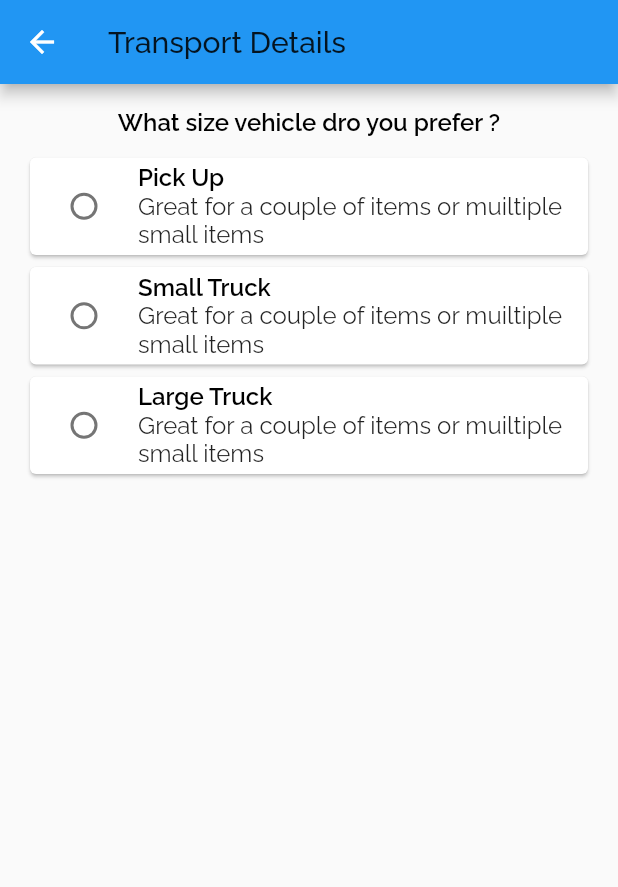
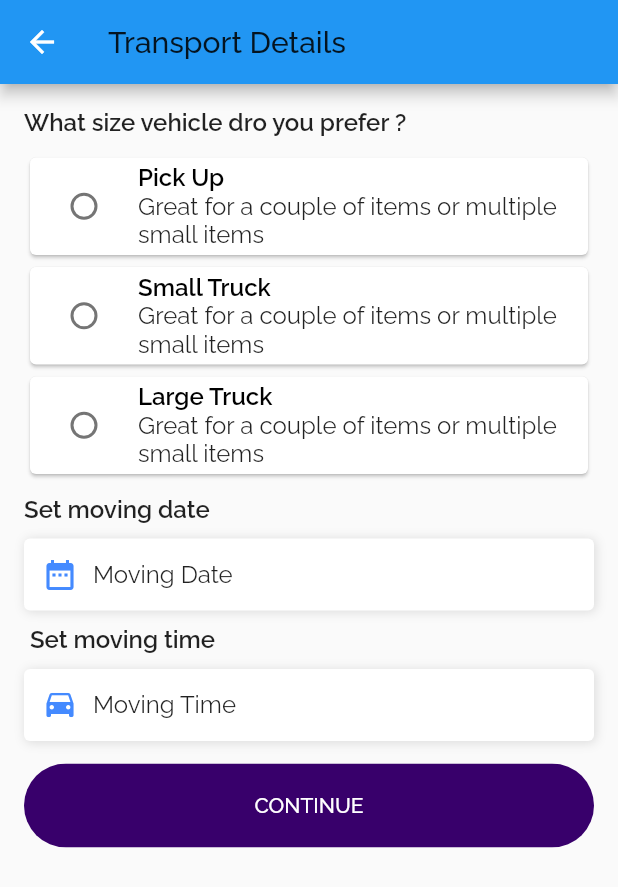
Before and after one commit to mulwa/Movers, a Flutter app: the screen it shows after launch, after a tap on "CONTINUE", on a phone screen of 412 x 824 dp. Shown: the top 887 px of the screen. Run offline on Flutter 3.47's test engine with Material 2 defaults, Android fonts, the phone set to English and light mode, and no system bars; our stand-ins replace flutter_datetime_picker, geolocator, get, google_fonts, google_maps_flutter; missing offline and left inert: flutter_polyline_points, google_maps_place_picker; statements that could not run were skipped.

Commit message:
adds booking details

```diff
--- a/lib/controllers/transport_details_controller.dart
+++ b/lib/controllers/transport_details_controller.dart
@@ -1,11 +1,39 @@
+import 'package:flutter_datetime_picker/flutter_datetime_picker.dart';
 import 'package:get/get.dart';
 
 class TransportDetailsController extends GetxController {
   var selectedVehicle = "".obs;
   List<String> vehicleType = ["Pick Up", "Small Truck", "Large Truck"];
+  RxString movingDate = "".obs;
+  RxString movingTime = "".obs;
 
   void setVehicleType(String value) {
     selectedVehicle = value.obs;
     update();
   }
+
+  setMovingDate() {
+    DatePicker.showDatePicker(Get.context!,
+        showTitleActions: true,
+        minTime: DateTime.now(),
+        maxTime: DateTime.now().add(Duration(
+          days: 90,
+        )), onChanged: (date) {
+      print('change $date');
+    }, onConfirm: (date) {
+      print('confirm $date');
+      movingDate.value = date.toString();
+    }, currentTime: DateTime.now(), locale: LocaleType.en);
+  }
+
+  setMovingTime() {
+    DatePicker.showTimePicker(Get.context!,
+        showTitleActions: true, showSecondsColumn: false, onChanged: (date) {
+      print('change $date in time zone ' +
+          date.timeZoneOffset.inHours.toString());
+    }, onConfirm: (date) {
+      print('confirm $date');
+      movingTime.value = date.toString();
+    }, currentTime: DateTime.now());
+  }
 }
--- a/lib/screen/map_page.dart
+++ b/lib/screen/map_page.dart
@@ -59,8 +59,7 @@ class MapPage extends StatelessWidget {
                                             result.geometry!.location.lng;
                                         fromAddress.placeFormattedAddress =
                                             result.formattedAddress;
-                                        fromAddress.placeName =
-                                            result.adrAddress;
+                                        fromAddress.placeName = result.name;
                                         fromAddress.placeId = result.id;
                                         _mapPageController
                                             .updatePickupAddress(fromAddress);
@@ -106,7 +105,7 @@ class MapPage extends StatelessWidget {
                                             result.geometry!.location.lng;
                                         toAddress.placeFormattedAddress =
                                             result.formattedAddress;
-                                        toAddress.placeName = result.adrAddress;
+                                        toAddress.placeName = result.name;
                                         toAddress.placeId = result.id;
 
                                         _mapPageController
--- a/lib/screen/transport_details_page.dart
+++ b/lib/screen/transport_details_page.dart
@@ -1,9 +1,12 @@
 import 'package:flutter/material.dart';
 import 'package:get/get.dart';
 import 'package:movers/controllers/transport_details_controller.dart';
+import 'package:movers/screen/schedule_details.dart';
 import 'package:movers/shared/app_card.dart';
+import 'package:movers/shared/custom_btn.dart';
 import 'package:movers/shared/vertical_spacing.dart';
 import 'package:movers/utils/constants.dart';
+import 'package:flutter_datetime_picker/flutter_datetime_picker.dart';
 
 class TransportDetailsPage extends GetView<TransportDetailsController> {
   const TransportDetailsPage({Key? key}) : super(key: key);
@@ -20,14 +23,9 @@ class TransportDetailsPage extends GetView<TransportDetailsController> {
           padding: const EdgeInsets.all(16.0),
           child: ListView(
             children: [
-              Center(
-                child: Text(
-                  "What size vehicle dro you prefer ?",
-                  style: TextStyle(
-                      color: Colors.black,
-                      fontSize: 16.0,
-                      fontWeight: FontWeight.w600),
-                ),
+              Text(
+                "What size vehicle dro you prefer ?",
+                style: TextStyle(fontSize: 16.0, fontWeight: FontWeight.w600),
               ),
               VerticalSpacing(),
               Column(
@@ -49,7 +47,7 @@ class TransportDetailsPage extends GetView<TransportDetailsController> {
                                             color: Colors.black),
                                       ),
                                       Text(
-                                          "Great for a couple of items or muiltiple small items")
+                                          "Great for a couple of items or multiple small items")
                                     ],
                                   ),
                                   value: vehicle,
@@ -60,6 +58,101 @@ class TransportDetailsPage extends GetView<TransportDetailsController> {
                             );
                           }))
                       .toList()),
+              VerticalSpacing(),
+              Text(
+                "Set moving date ",
+                style: TextStyle(fontSize: 16.0, fontWeight: FontWeight.w600),
+              ),
+              VerticalSpacing(),
+              GestureDetector(
+                onTap: () async {
+                  controller.setMovingDate();
+                },
+                child: Container(
+                  decoration: BoxDecoration(
+                      color: Colors.white,
+                      borderRadius: BorderRadius.circular(4),
+                      boxShadow: [
+                        BoxShadow(
+                            color: Colors.black12,
+                            blurRadius: 5.0,
+                            offset: Offset(0.7, 0.7))
+                      ]),
+                  child: Padding(
+                    padding: const EdgeInsets.all(12.0),
+                    child: Row(
+                      children: [
+                        Icon(
+                          Icons.date_range,
+                          color: Colors.blueAccent,
+                        ),
+                        SizedBox(
+                          width: 10.0,
+                        ),
+                        Obx(() => Text(
+                            controller.movingDate.isEmpty
+                                ? "Moving Date"
+                                : controller.movingDate.value,
+                            style: TextStyle(
+                              fontSize: 16.0,
+                            )))
+                      ],
+                    ),
+                  ),
+                ),
+              ),
+              VerticalSpacing(),
+              Text(
+                " Set moving time ",
+                style: TextStyle(fontSize: 16.0, fontWeight: FontWeight.w600),
+              ),
+              VerticalSpacing(),
+              GestureDetector(
+                onTap: () async {
+                  controller.setMovingTime();
+                },
+                child: Container(
+                  decoration: BoxDecoration(
+                      color: Colors.white,
+                      borderRadius: BorderRadius.circular(4),
+                      boxShadow: [
+                        BoxShadow(
+                            color: Colors.black12,
+                            blurRadius: 5.0,
+                            offset: Offset(0.7, 0.7))
+                      ]),
+                  child: Padding(
+                    padding: const EdgeInsets.all(12.0),
+                    child: Row(
+                      children: [
+                        Icon(
+                          Icons.time_to_leave,
+                          color: Colors.blueAccent,
+                        ),
+                        SizedBox(
+                          width: 10.0,
+                        ),
+                        Obx(() => Text(
+                            controller.movingTime.isEmpty
+                                ? "Moving Time"
+                                : controller.movingTime.value,
+                            style: TextStyle(
+                              fontSize: 16.0,
+                            )))
+                      ],
+                    ),
+                  ),
+                ),
+              ),
+              VerticalSpacing(
+                height: 15.0,
+              ),
+              CustomBtn(
+                text: "Continue",
+                press: () {
+                  Get.to(ScheduleDetails());
+                },
+              )
             ],
           ),
         ),
--- a/lib/shared/address_input.dart
+++ b/lib/shared/address_input.dart
@@ -14,6 +14,8 @@ class AddressInput extends StatelessWidget {
   Widget build(BuildContext context) {
     return GestureDetector(
       onTap: onPress,
+      child: Flexible(
+        child: Container(
           child: Row(
             children: [
               Icon(
@@ -28,7 +30,8 @@ class AddressInput extends StatelessWidget {
                 children: [
                   Text(
                     title!,
-                style: GoogleFonts.raleway(fontSize: 16.0, color: Colors.grey),
+                    style:
+                        GoogleFonts.raleway(fontSize: 16.0, color: Colors.grey),
                   ),
                   SizedBox(
                     height: 3,
@@ -37,13 +40,15 @@ class AddressInput extends StatelessWidget {
                     subTitle!,
                     overflow: TextOverflow.ellipsis,
                     style: GoogleFonts.raleway(
-                    textStyle:
-                        TextStyle(fontSize: 16.0, fontWeight: FontWeight.w500)),
+                        textStyle: TextStyle(
+                            fontSize: 16.0, fontWeight: FontWeight.w500)),
                   )
                 ],
               )
             ],
           ),
+        ),
+      ),
     );
   }
 }
--- a/pubspec.yaml
+++ b/pubspec.yaml
@@ -36,6 +36,7 @@ dependencies:
   google_maps_place_picker: ^2.1.0-nullsafety.3
   flutter_polyline_points: ^1.0.0
   provider: ^5.0.0
+  flutter_datetime_picker: ^1.5.1
 
 
 dev_dependencies:
```
Also changed, not shown: lib/models/vehicle_model.dart (added, +7 -0 lines), lib/screen/schedule_details.dart (added, +118 -0 lines), lib/shared/styles.dart (added, +7 -0 lines), pubspec.lock. Lines whose indentation alone changed are shown as unchanged.
